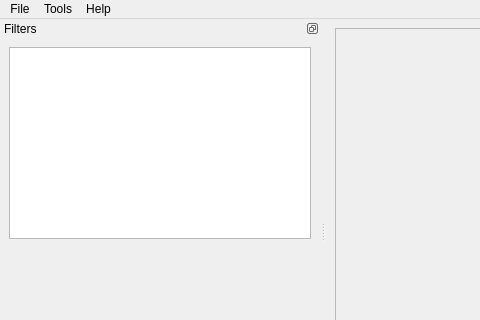
Old version of the form src/app/MainWindow.ui in the repository 2ndmax/scantailor-ocr; both pictures show x 0 to 480 and y 0 to 320 of the 783 by 464 pixel window.
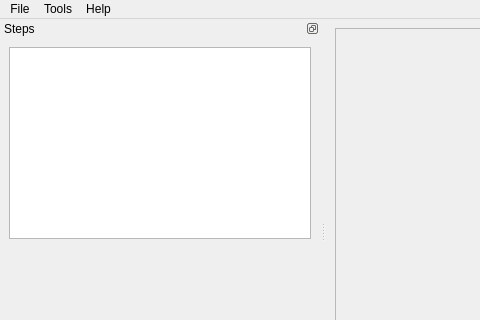
New version of the form. Icons and pictures are not drawn. Custom widgets are drawn as their Qt base class.

What changed in the file:
```diff
--- a/src/app/MainWindow.ui
+++ b/src/app/MainWindow.ui
@@ -966,7 +966,7 @@
     <set>Qt::LeftDockWidgetArea|Qt::RightDockWidgetArea</set>
    </property>
    <property name="windowTitle">
-    <string>Filters</string>
+    <string>Steps</string>
    </property>
    <attribute name="dockWidgetArea">
     <number>1</number>
```
Left out of the diff: 32 changed lines with no effect on the pictures.
